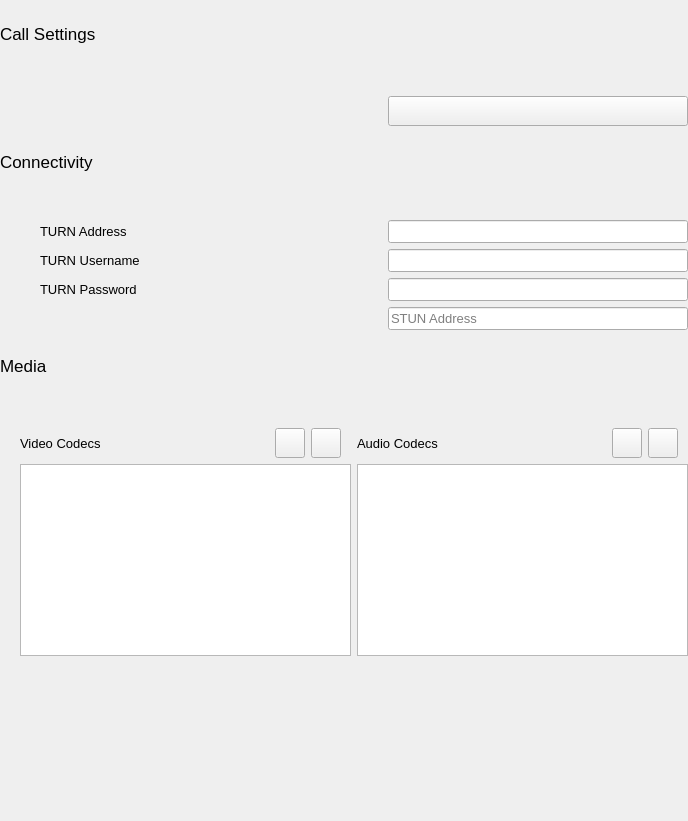
Before: the Qt Designer form advancedsipsettingwidget.ui in savoirfairelinux/jami-client-windows, drawn with Qt 5.
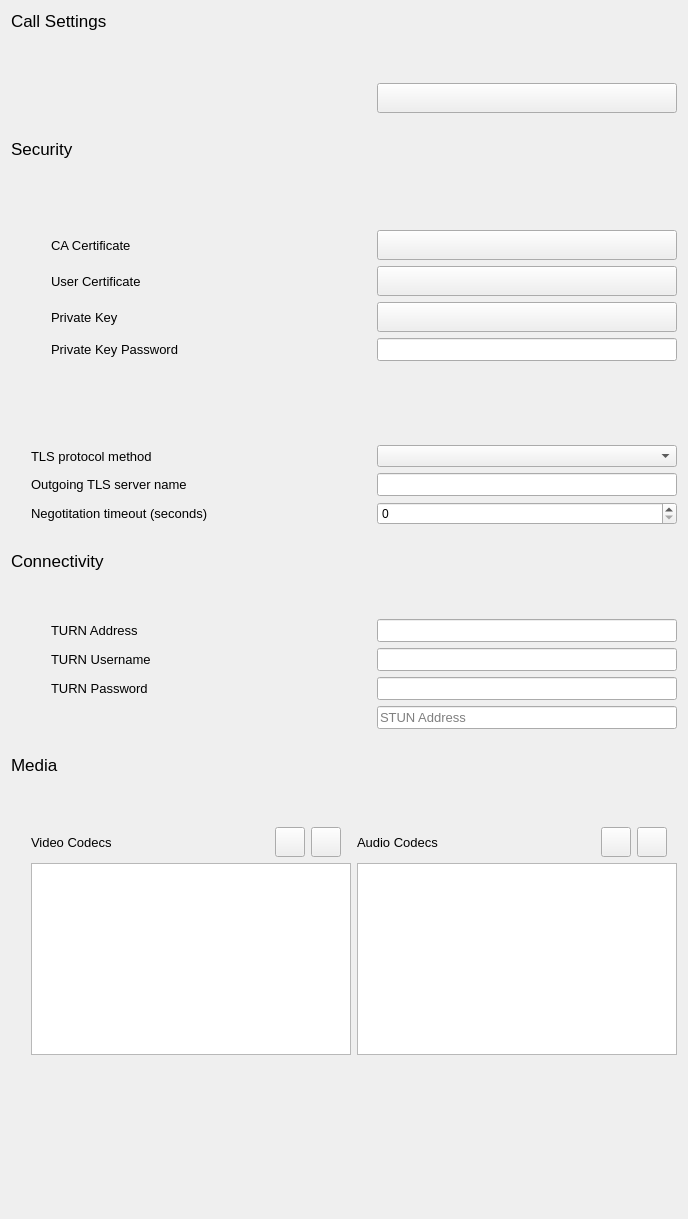
After: the same form once the commit is applied. Icons and pictures are not drawn. Custom widgets are drawn as their Qt base class.

Commit message: advancedSIPsetting: add security settings into the SIP advanced setting

```diff
--- a/advancedsipsettingwidget.ui
+++ b/advancedsipsettingwidget.ui
@@ -7,41 +7,13 @@
     <x>0</x>
     <y>0</y>
     <width>688</width>
-    <height>821</height>
+    <height>1219</height>
    </rect>
   </property>
   <property name="windowTitle">
    <string>Form</string>
   </property>
-  <layout class="QVBoxLayout" name="verticalLayout">
-   <property name="leftMargin">
-    <number>0</number>
-   </property>
-   <property name="topMargin">
-    <number>0</number>
-   </property>
-   <property name="rightMargin">
-    <number>0</number>
-   </property>
-   <property name="bottomMargin">
-    <number>0</number>
-   </property>
-   <item>
-    <spacer name="verticalSpacer">
-     <property name="orientation">
-      <enum>Qt::Vertical</enum>
-     </property>
-     <property name="sizeType">
-      <enum>QSizePolicy::Fixed</enum>
-     </property>
-     <property name="sizeHint" stdset="0">
-      <size>
-       <width>20</width>
-       <height>24</height>
-      </size>
-     </property>
-    </spacer>
-   </item>
+  <layout class="QVBoxLayout" name="verticalLayout_6">
    <item>
     <layout class="QVBoxLayout" name="verticalLayout_2">
      <item>
@@ -159,6 +131,513 @@
      </item>
     </layout>
    </item>
+   <item>
+    <spacer name="verticalSpacer">
+     <property name="orientation">
+      <enum>Qt::Vertical</enum>
+     </property>
+     <property name="sizeType">
+      <enum>QSizePolicy::Fixed</enum>
+     </property>
+     <property name="sizeHint" stdset="0">
+      <size>
+       <width>20</width>
+       <height>20</height>
+      </size>
+     </property>
+    </spacer>
+   </item>
+   <item>
+    <layout class="QVBoxLayout" name="verticalLayout">
+     <item>
+      <widget class="QLabel" name="label_3">
+       <property name="font">
+        <font>
+         <pointsize>13</pointsize>
+        </font>
+       </property>
+       <property name="text">
+        <string>Security</string>
+       </property>
+      </widget>
+     </item>
+     <item>
+      <spacer name="verticalSpacer_8">
+       <property name="orientation">
+        <enum>Qt::Vertical</enum>
+       </property>
+       <property name="sizeType">
+        <enum>QSizePolicy::Fixed</enum>
+       </property>
+       <property name="sizeHint" stdset="0">
+        <size>
+         <width>20</width>
+         <height>13</height>
+        </size>
+       </property>
+      </spacer>
+     </item>
+     <item>
+      <layout class="QVBoxLayout" name="verticalLayout_16">
+       <property name="leftMargin">
+        <number>20</number>
+       </property>
+       <property name="topMargin">
+        <number>0</number>
+       </property>
+       <item>
+        <layout class="QGridLayout" name="gridLayout_3">
+         <property name="leftMargin">
+          <number>0</number>
+         </property>
+         <item row="8" column="0">
+          <widget class="ToggleSwitch" name="verifyIncomingCertificatesClientToogle" native="true">
+           <property name="font">
+            <font>
+             <pointsize>10</pointsize>
+            </font>
+           </property>
+           <property name="text" stdset="0">
+            <string>Verify incoming certificates (client side)</string>
+           </property>
+          </widget>
+         </item>
+         <item row="9" column="0">
+          <widget class="ToggleSwitch" name="requireCeritificateForTLSIncomingToggle" native="true">
+           <property name="font">
+            <font>
+             <pointsize>10</pointsize>
+            </font>
+           </property>
+           <property name="text" stdset="0">
+            <string>Require certificate for incoming TLS connection</string>
+           </property>
+          </widget>
+         </item>
+         <item row="6" column="0">
+          <widget class="ToggleSwitch" name="verifyIncomingCertificatesServerToogle" native="true">
+           <property name="font">
+            <font>
+             <pointsize>10</pointsize>
+            </font>
+           </property>
+           <property name="text" stdset="0">
+            <string>Verify incoming certificates (server side)</string>
+           </property>
+          </widget>
+         </item>
+         <item row="8" column="1">
+          <spacer name="horizontalSpacer_14">
+           <property name="orientation">
+            <enum>Qt::Horizontal</enum>
+           </property>
+           <property name="sizeType">
+            <enum>QSizePolicy::MinimumExpanding</enum>
+           </property>
+           <property name="sizeHint" stdset="0">
+            <size>
+             <width>40</width>
+             <height>20</height>
+            </size>
+           </property>
+          </spacer>
+         </item>
+         <item row="0" column="1">
+          <spacer name="horizontalSpacer_7">
+           <property name="orientation">
+            <enum>Qt::Horizontal</enum>
+           </property>
+           <property name="sizeType">
+            <enum>QSizePolicy::MinimumExpanding</enum>
+           </property>
+           <property name="sizeHint" stdset="0">
+            <size>
+             <width>40</width>
+             <height>20</height>
+            </size>
+           </property>
+          </spacer>
+         </item>
+         <item row="12" column="2">
+          <widget class="QSpinBox" name="negotiationTimeoutSpinBox"/>
+         </item>
+         <item row="9" column="1">
+          <spacer name="horizontalSpacer_15">
+           <property name="orientation">
+            <enum>Qt::Horizontal</enum>
+           </property>
+           <property name="sizeType">
+            <enum>QSizePolicy::MinimumExpanding</enum>
+           </property>
+           <property name="sizeHint" stdset="0">
+            <size>
+             <width>40</width>
+             <height>20</height>
+            </size>
+           </property>
+          </spacer>
+         </item>
+         <item row="4" column="2">
+          <layout class="QHBoxLayout" name="horizontalLayout_7">
+           <item>
+            <widget class="QPushButton" name="btnSIPPrivateKey">
+             <property name="minimumSize">
+              <size>
+               <width>250</width>
+               <height>30</height>
+              </size>
+             </property>
+             <property name="font">
+              <font>
+               <pointsize>10</pointsize>
+              </font>
+             </property>
+             <property name="layoutDirection">
+              <enum>Qt::LeftToRight</enum>
+             </property>
+             <property name="text">
+              <string/>
+             </property>
+             <property name="icon">
+              <iconset>
+               <normaloff>images/icons/round-folder-24px.svg</normaloff>images/icons/round-folder-24px.svg</iconset>
+             </property>
+            </widget>
+           </item>
+          </layout>
+         </item>
+         <item row="0" column="0">
+          <widget class="ToggleSwitch" name="encryptMediaStreamsToggle" native="true">
+           <property name="font">
+            <font>
+             <pointsize>10</pointsize>
+            </font>
+           </property>
+           <property name="text" stdset="0">
+            <string>Encrypt media streams (SRTP)</string>
+           </property>
+          </widget>
+         </item>
+         <item row="3" column="0">
+          <layout class="QHBoxLayout" name="horizontalLayout_23">
+           <item>
+            <spacer name="horizontalSpacer_19">
+             <property name="orientation">
+              <enum>Qt::Horizontal</enum>
+             </property>
+             <property name="sizeType">
+              <enum>QSizePolicy::Fixed</enum>
+             </property>
+             <property name="sizeHint" stdset="0">
+              <size>
+               <width>20</width>
+               <height>20</height>
+              </size>
+             </property>
+            </spacer>
+           </item>
+           <item>
+            <widget class="QLabel" name="label_19">
+             <property name="font">
+              <font>
+               <pointsize>10</pointsize>
+              </font>
+             </property>
+             <property name="text">
+              <string>User Certificate</string>
+             </property>
+            </widget>
+           </item>
+          </layout>
+         </item>
+         <item row="1" column="0">
+          <widget class="ToggleSwitch" name="encryptNegotitationToggle" native="true">
+           <property name="font">
+            <font>
+             <pointsize>10</pointsize>
+            </font>
+           </property>
+           <property name="text" stdset="0">
+            <string>Encrypt negotiation (TLS)</string>
+           </property>
+          </widget>
+         </item>
+         <item row="2" column="2">
+          <layout class="QHBoxLayout" name="horizontalLayout_5">
+           <item>
+            <widget class="QPushButton" name="btnSIPCACert">
+             <property name="sizePolicy">
+              <sizepolicy hsizetype="Minimum" vsizetype="Fixed">
+               <horstretch>0</horstretch>
+               <verstretch>0</verstretch>
+              </sizepolicy>
+             </property>
+             <property name="minimumSize">
+              <size>
+               <width>250</width>
+               <height>30</height>
+              </size>
+             </property>
+             <property name="font">
+              <font>
+               <pointsize>10</pointsize>
+              </font>
+             </property>
+             <property name="layoutDirection">
+              <enum>Qt::LeftToRight</enum>
+             </property>
+             <property name="text">
+              <string/>
+             </property>
+             <property name="icon">
+              <iconset>
+               <normaloff>images/icons/round-folder-24px.svg</normaloff>images/icons/round-folder-24px.svg</iconset>
+             </property>
+            </widget>
+           </item>
+          </layout>
+         </item>
+         <item row="4" column="0">
+          <layout class="QHBoxLayout" name="horizontalLayout_24">
+           <item>
+            <spacer name="horizontalSpacer_20">
+             <property name="orientation">
+              <enum>Qt::Horizontal</enum>
+             </property>
+             <property name="sizeType">
+              <enum>QSizePolicy::Fixed</enum>
+             </property>
+             <property name="sizeHint" stdset="0">
+              <size>
+               <width>20</width>
+               <height>20</height>
+              </size>
+             </property>
+            </spacer>
+           </item>
+           <item>
+            <widget class="QLabel" name="label_20">
+             <property name="font">
+              <font>
+               <pointsize>10</pointsize>
+              </font>
+             </property>
+             <property name="text">
+              <string>Private Key</string>
+             </property>
+            </widget>
+           </item>
+          </layout>
+         </item>
+         <item row="3" column="2">
+          <layout class="QHBoxLayout" name="horizontalLayout_6">
+           <item>
+            <widget class="QPushButton" name="btnSIPUserCert">
+             <property name="minimumSize">
+              <size>
+               <width>250</width>
+               <height>30</height>
+              </size>
+             </property>
+             <property name="font">
+              <font>
+               <pointsize>10</pointsize>
+              </font>
+             </property>
+             <property name="layoutDirection">
+              <enum>Qt::LeftToRight</enum>
+             </property>
+             <property name="text">
+              <string/>
+             </property>
+             <property name="icon">
+              <iconset>
+               <normaloff>images/icons/round-folder-24px.svg</normaloff>images/icons/round-folder-24px.svg</iconset>
+             </property>
+            </widget>
+           </item>
+          </layout>
+         </item>
+         <item row="12" column="0">
+          <widget class="QLabel" name="label_12">
+           <property name="font">
+            <font>
+             <pointsize>10</pointsize>
+            </font>
+           </property>
+           <property name="text">
+            <string>Negotitation timeout (seconds)</string>
+           </property>
+          </widget>
+         </item>
+         <item row="11" column="0">
+          <widget class="QLabel" name="label_10">
+           <property name="font">
+            <font>
+             <pointsize>10</pointsize>
+            </font>
+           </property>
+           <property name="text">
+            <string>Outgoing TLS server name</string>
+           </property>
+          </widget>
+         </item>
+         <item row="10" column="2">
+          <widget class="QComboBox" name="tlsProtocolComboBox"/>
+         </item>
+         <item row="6" column="1">
+          <spacer name="horizontalSpacer_18">
+           <property name="orientation">
+            <enum>Qt::Horizontal</enum>
+           </property>
+           <property name="sizeType">
+            <enum>QSizePolicy::MinimumExpanding</enum>
+           </property>
+           <property name="sizeHint" stdset="0">
+            <size>
+             <width>40</width>
+             <height>20</height>
+            </size>
+           </property>
+          </spacer>
+         </item>
+         <item row="2" column="0">
+          <layout class="QHBoxLayout" name="horizontalLayout_22">
+           <item>
+            <spacer name="horizontalSpacer_16">
+             <property name="orientation">
+              <enum>Qt::Horizontal</enum>
+             </property>
+             <property name="sizeType">
+              <enum>QSizePolicy::Fixed</enum>
+             </property>
+             <property name="sizeHint" stdset="0">
+              <size>
+               <width>20</width>
+               <height>20</height>
+              </size>
+             </property>
+            </spacer>
+           </item>
+           <item>
+            <widget class="QLabel" name="label_18">
+             <property name="font">
+              <font>
+               <pointsize>10</pointsize>
+              </font>
+             </property>
+             <property name="text">
+              <string>CA Certificate</string>
+             </property>
+            </widget>
+           </item>
+          </layout>
+         </item>
+         <item row="1" column="1">
+          <spacer name="horizontalSpacer_17">
+           <property name="orientation">
+            <enum>Qt::Horizontal</enum>
+           </property>
+           <property name="sizeType">
+            <enum>QSizePolicy::MinimumExpanding</enum>
+           </property>
+           <property name="sizeHint" stdset="0">
+            <size>
+             <width>40</width>
+             <height>20</height>
+            </size>
+           </property>
+          </spacer>
+         </item>
+         <item row="10" column="0">
+          <widget class="QLabel" name="label_11">
+           <property name="font">
+            <font>
+             <pointsize>10</pointsize>
+            </font>
+           </property>
+           <property name="text">
+            <string>TLS protocol method</string>
+           </property>
+          </widget>
+         </item>
+         <item row="11" column="2">
+          <widget class="QLineEdit" name="outgoingTLSServerNameLineEdit">
+           <property name="font">
+            <font>
+             <pointsize>10</pointsize>
+            </font>
+           </property>
+           <property name="echoMode">
+            <enum>QLineEdit::PasswordEchoOnEdit</enum>
+           </property>
+          </widget>
+         </item>
+         <item row="5" column="0">
+          <layout class="QHBoxLayout" name="horizontalLayout_25">
+           <item>
+            <spacer name="horizontalSpacer_21">
+             <property name="orientation">
+              <enum>Qt::Horizontal</enum>
+             </property>
+             <property name="sizeType">
+              <enum>QSizePolicy::Fixed</enum>
+             </property>
+             <property name="sizeHint" stdset="0">
+              <size>
+               <width>20</width>
+               <height>20</height>
+              </size>
+             </property>
+            </spacer>
+           </item>
+           <item>
+            <widget class="QLabel" name="label_21">
+             <property name="font">
+              <font>
+               <pointsize>10</pointsize>
+              </font>
+             </property>
+             <property name="text">
+              <string>Private Key Password</string>
+             </property>
+            </widget>
+           </item>
+          </layout>
+         </item>
+         <item row="5" column="2">
+          <widget class="QLineEdit" name="lineEditSIPCertPassword">
+           <property name="sizePolicy">
+            <sizepolicy hsizetype="Fixed" vsizetype="Fixed">
+             <horstretch>0</horstretch>
+             <verstretch>0</verstretch>
+            </sizepolicy>
+           </property>
+           <property name="minimumSize">
+            <size>
+             <width>300</width>
+             <height>0</height>
+            </size>
+           </property>
+           <property name="font">
+            <font>
+             <pointsize>10</pointsize>
+            </font>
+           </property>
+           <property name="echoMode">
+            <enum>QLineEdit::PasswordEchoOnEdit</enum>
+           </property>
+           <property name="placeholderText">
+            <string/>
+           </property>
+          </widget>
+         </item>
+        </layout>
+       </item>
+      </layout>
+     </item>
+    </layout>
+   </item>
    <item>
     <spacer name="verticalSpacer_4">
      <property name="orientation">
```
The commit also changes 2 other files.
